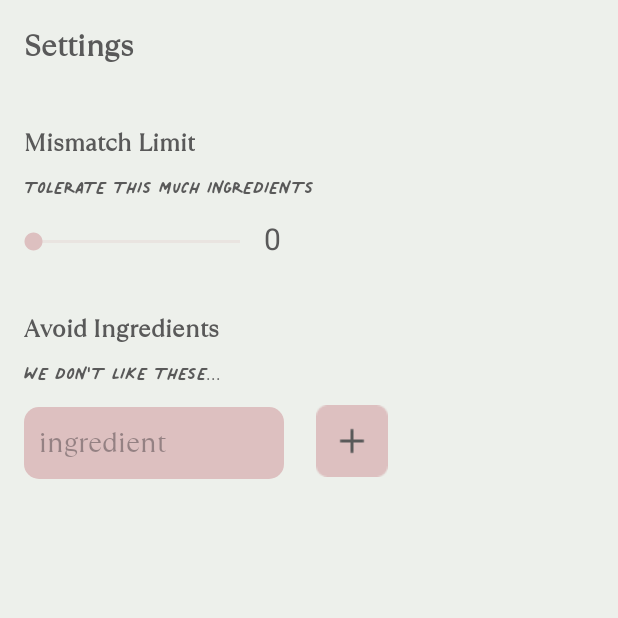
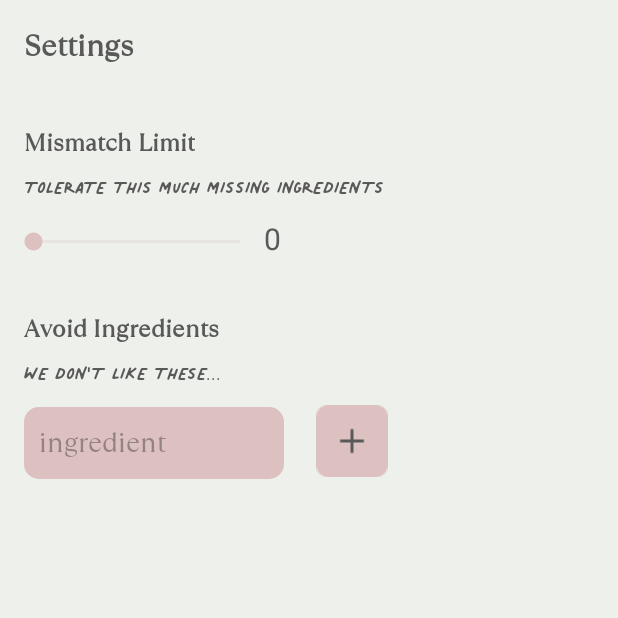
Before and after one commit to AndreiKevin/dormdinner, an Android app: the settings screen opened directly, with no data from a screen before it, on a phone screen of 412 x 824 dp, the top half of it. Run offline under Robolectric (Android 15) with nearby library versions, the phone set to English and light mode, and no system bars.

Commit message:
fix: typo in settings

```diff
--- a/app/src/main/res/layout/settings.xml
+++ b/app/src/main/res/layout/settings.xml
@@ -31,7 +31,7 @@
         android:layout_marginTop="68dp"
         android:layout_marginEnd="190dp"
         android:fontFamily="@font/palmer_lake"
-        android:text="TOLERATE THIS MUCH INGREDIENTS"
+        android:text="TOLERATE THIS MUCH MISSING INGREDIENTS"
         android:textColor="@color/black"
         android:textSize="24sp"
         app:layout_constraintEnd_toEndOf="parent"
```
